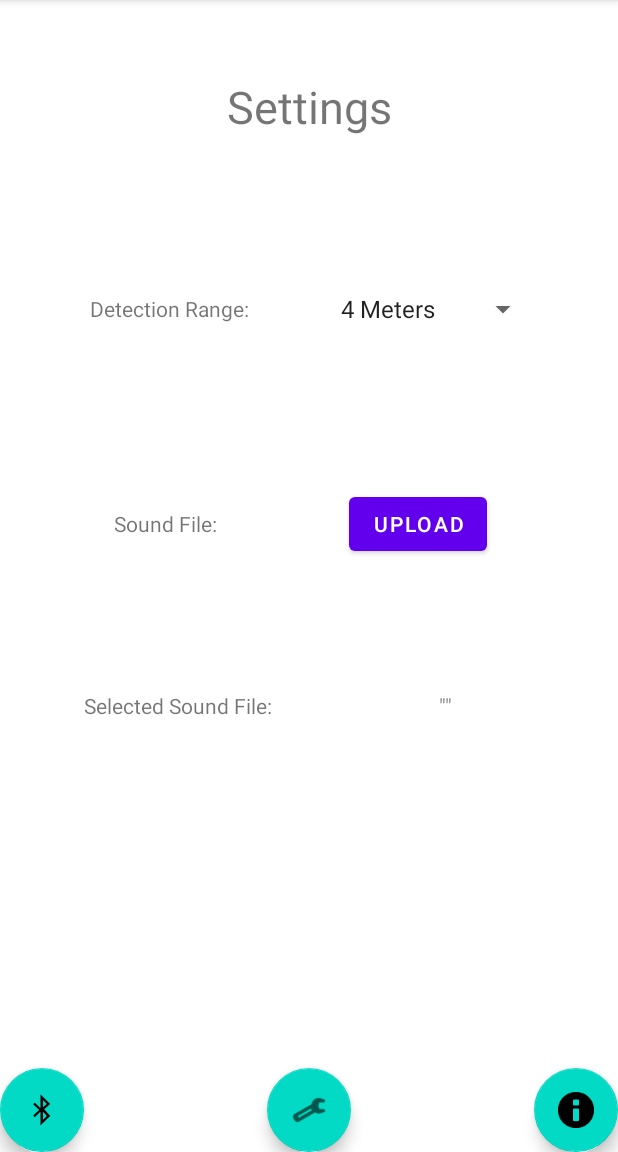
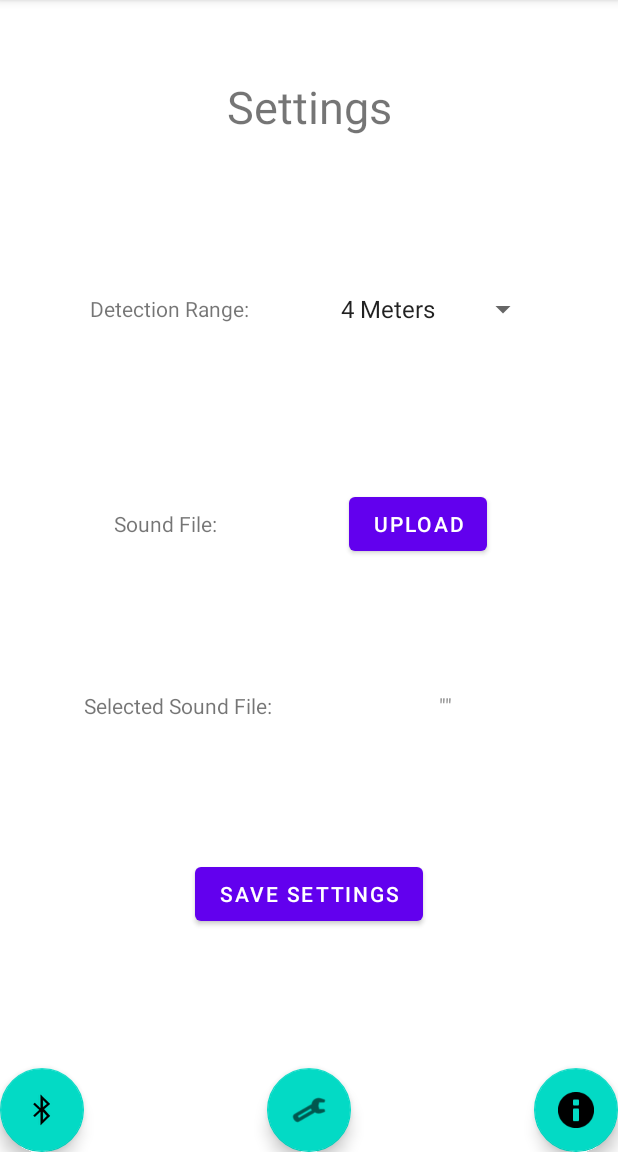
Before and after one commit to steven-mu12/covid-radar, an Android app: the screen it shows after launch (MainActivity), after a tap on an icon or button, on a phone screen of 412 x 824 dp, the part 84-1236 px from its top. Run offline under Robolectric (Android 15) with nearby library versions, the phone set to English and light mode, and no system bars; 2 other taps on this screen came first.

Commit message:
added save settings button

```diff
--- a/app/src/main/java/com/example/firstapp/MainActivity.java
+++ b/app/src/main/java/com/example/firstapp/MainActivity.java
@@ -32,9 +32,6 @@
         super.onCreate(savedInstanceState);
 
         this.update_visual_logs();
-
-
-
 
     }
 
@@ -75,7 +72,7 @@
         FileOutputStream fos = null;
 
         try {
-            fos = openFileOutput(FILE_NAME, MODE_PRIVATE);
+            fos = openFileOutput(FILE_NAME, MODE_APPEND);
             fos.write(text.getBytes());
 
         } catch (FileNotFoundException e) {
--- a/app/src/main/res/layout/settings.xml
+++ b/app/src/main/res/layout/settings.xml
@@ -117,4 +117,14 @@
         app:layout_constraintEnd_toEndOf="parent"
         app:layout_constraintStart_toEndOf="@+id/textView4"
         app:layout_constraintTop_toTopOf="@+id/textView4" />
+
+    <Button
+        android:id="@+id/button"
+        android:layout_width="wrap_content"
+        android:layout_height="wrap_content"
+        android:text="Save Settings"
+        app:layout_constraintBottom_toTopOf="@+id/button_settings"
+        app:layout_constraintEnd_toEndOf="parent"
+        app:layout_constraintStart_toStartOf="parent"
+        app:layout_constraintTop_toBottomOf="@+id/textView5" />
 </androidx.constraintlayout.widget.ConstraintLayout>
```
